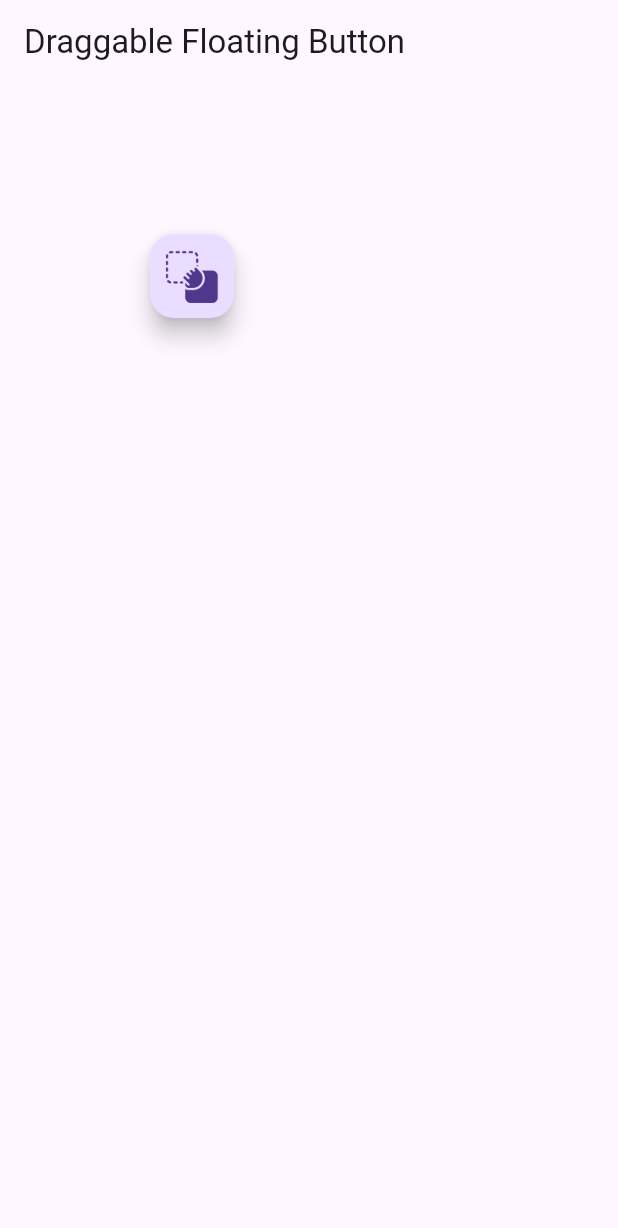
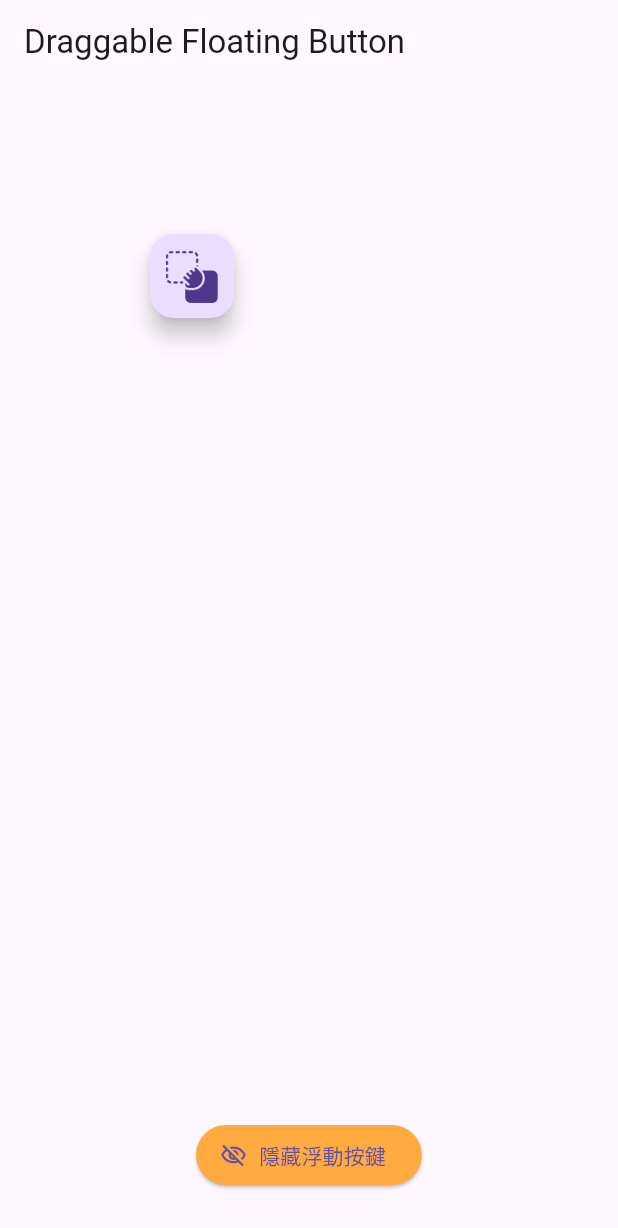
Before and after one commit to chhua531001/flutter_draggable_button, a Flutter app: the screen it shows after launch, on a phone screen of 412 x 824 dp. Shown: the top 1228 px of the screen. Run offline on Flutter 3.47's test engine with Material 3 defaults, Android fonts, the phone set to English and light mode, and no system bars.

Commit message:
20240628更新
新增一個可控制浮動按鍵作隱藏/顯示的按鍵

```diff
--- a/lib/main.dart
+++ b/lib/main.dart
@@ -34,6 +34,9 @@ class DraggableFloatingButton extends StatefulWidget {
 class _DraggableFloatingButtonState extends State<DraggableFloatingButton> {
   Offset position = const Offset(100, 100);
   bool isSafeAreaUsed = false;
+  bool isButtonVisible = true;
+  IconData icon = Icons.visibility_off_outlined;
+  String label = "隱藏浮動按鍵";
 
   //確認SafeArea是否有使用
   void checkForSafeArea(BuildContext context) {
@@ -76,6 +79,8 @@ class _DraggableFloatingButtonState extends State<DraggableFloatingButton> {
         Positioned(
           left: position.dx,
           top: position.dy,
+          child: Visibility(
+            visible: isButtonVisible,
             child: Draggable(
               feedback: const Opacity(
                 opacity: 0.3,
@@ -108,6 +113,35 @@ class _DraggableFloatingButtonState extends State<DraggableFloatingButton> {
               ),
             ),
           ),
+        ),
+        Column(
+          mainAxisAlignment: MainAxisAlignment.end,
+          children: [
+            Center(
+              child: ElevatedButton.icon(
+                icon: Icon(icon),
+                style: ElevatedButton.styleFrom(
+                  backgroundColor: Colors.orangeAccent
+                ),
+                onPressed: () {
+                  setState(() {
+                    isButtonVisible = !isButtonVisible;
+                    if(isButtonVisible) {
+                      icon = Icons.visibility_off_rounded;
+                      label = "隱藏浮動按鍵";
+                    }
+                    else {
+                      icon = Icons.visibility_outlined;
+                      label = "顯示浮動按鍵";
+                    }
+                  });
+                },
+                label: Text(label),
+              ),
+            ),
+            const SizedBox(height: 30,),
+          ],
+        ),
       ],
     );
   }
```
Lines whose indentation alone changed are shown as unchanged.
